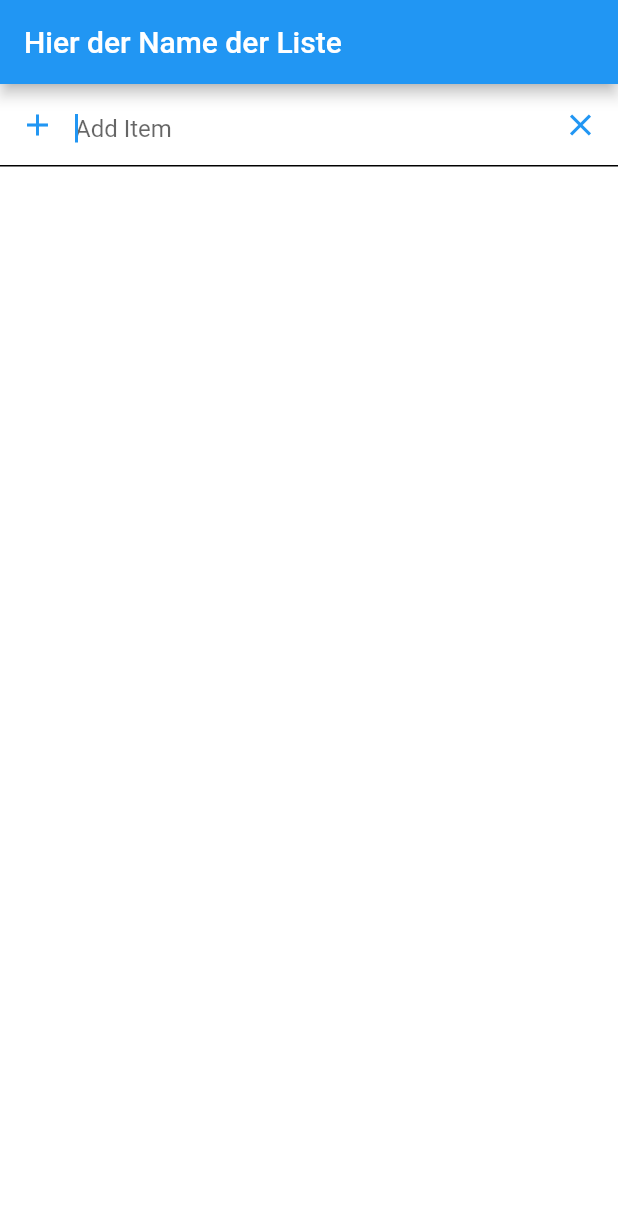
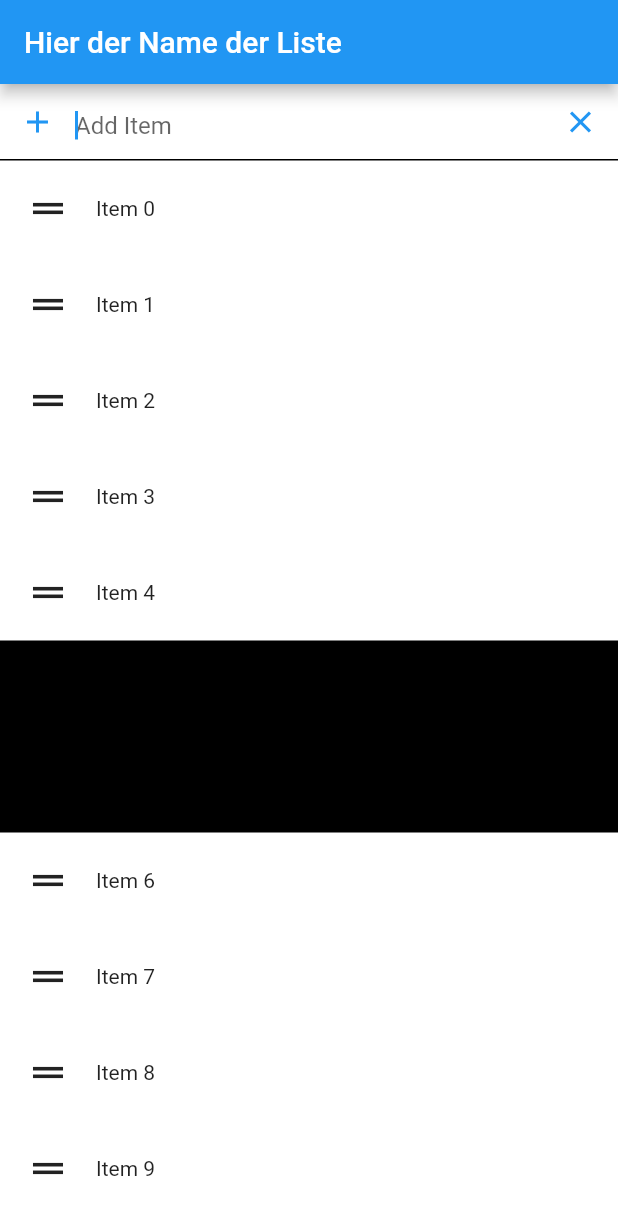
Before and after one commit to bischoff-m/sortable-app, a Flutter app: the screen it shows after launch, on a phone screen of 412 x 824 dp. Shown: the top 1215 px of the screen. Run offline on Flutter 3.47's test engine with Material 2 defaults, Android fonts, the phone set to English and light mode, and no system bars.

Commit message:
add vanilla ReorderableListView and Dismissible items

```diff
--- a/lib/main.dart
+++ b/lib/main.dart
@@ -1,3 +1,4 @@
+import 'package:flutter/gestures.dart';
 import 'package:flutter/material.dart';
 import 'dart:math';
 import 'dart:developer' as dev; // TODO: remove in production
@@ -35,6 +36,10 @@ class _HomePageState extends State<HomePage> {
   // style constants TODO: what is best practice to store layout constants?
   final double marginList = 20;
   final double maxWidthMainList = 600;
+  // TODO: use this to set color scheme
+  // final ColorScheme colorScheme = Theme.of(context).colorScheme;
+
+  List<int> _items = List<int>.generate(20, (index) => index);
 
   double getTopMargin(BuildContext context) {
     double screenWidth = MediaQuery.of(context).size.width;
@@ -68,6 +73,7 @@ class _HomePageState extends State<HomePage> {
                         focusNode: _textInputFocusNode,
                         autofocus: true,
                         onSubmitted: (itemName) {
+                          // TODO: implement add function
                           dev.log(itemName);
                           _textInputController.clear();
                           _textInputFocusNode.requestFocus();
@@ -75,11 +81,12 @@ class _HomePageState extends State<HomePage> {
                         decoration: InputDecoration(
                           hintText: 'Add Item',
                           border: InputBorder.none,
-                          contentPadding: EdgeInsets.fromLTRB(0, 20, 0, 15),
+                          contentPadding: EdgeInsets.fromLTRB(0, 18, 0, 12),
                           prefixIcon: SizedBox(
                             width: 50,
                             height: 50,
                             child: IconButton(
+                              // TODO: implement add function
                               onPressed: _textInputController.clear,
                               icon: Icon(Icons.add),
                             ),
@@ -102,6 +109,59 @@ class _HomePageState extends State<HomePage> {
                   thickness: 1,
                   color: Colors.black,
                 ),
+                Expanded(
+                  child: ReorderableListView(
+                    // TODO: set font size
+                    buildDefaultDragHandles: false,
+                    dragStartBehavior: DragStartBehavior.down,
+                    children: new Iterable<int>.generate(10).map((index) {
+                      if (index == 5) {
+                        return Divider(
+                          key: ValueKey<int>(_items[index]),
+                          height: 128,
+                          thickness: 128,
+                          color: Colors.black,
+                        );
+                      } else {
+                        return Dismissible(
+                          background: Container(
+                            color: Colors.green,
+                          ),
+                          key: ValueKey<int>(_items[index]),
+                          onDismissed: (DismissDirection direction) {
+                            setState(() {
+                              _items.remove(index);
+                            });
+                          },
+                          child: Container(
+                            child: Row(
+                              children: <Widget>[
+                                SizedBox(
+                                  width: 64,
+                                  height: 64,
+                                  child: ReorderableDragStartListener(
+                                    index: index,
+                                    child: Icon(Icons.drag_handle, size: 30),
+                                  ),
+                                ),
+                                Text('Item ${_items[index]}'),
+                              ],
+                            ),
+                          ),
+                        );
+                      }
+                    }).toList(),
+                    onReorder: (int oldIndex, int newIndex) {
+                      setState(() {
+                        if (oldIndex < newIndex) {
+                          newIndex -= 1;
+                        }
+                        final int item = _items.removeAt(oldIndex);
+                        _items.insert(newIndex, item);
+                      });
+                    },
+                  ),
+                ),
               ],
             ),
           ),
--- a/todo.txt
+++ b/todo.txt
@@ -11,5 +11,6 @@
 	- Zusätzlich Auswahlmodus
 
 - Todo
+	- Set Colors
 	- Test/Set min width for HomePage
 	- Check android\app\src\main\AndroidManifest.xml
```
